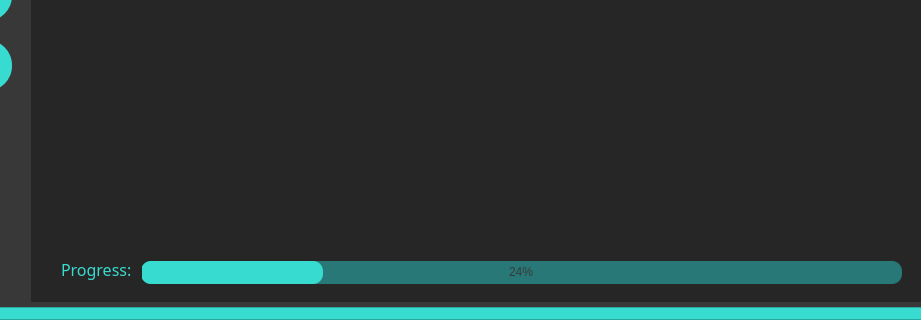
dev-otaher/Saqer, file gui/interfaces/AdminDashboard.ui: the form before one commit; both pictures show x 279 to 1200 and y 480 to 800 of the 1200 by 800 pixel window.
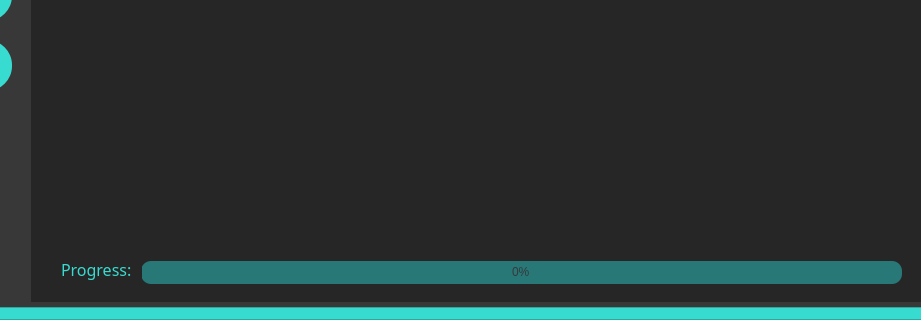
The form after the commit. The open tabs and pages were chosen to show the change. Icons and pictures are not drawn.

Patch:
```diff
--- a/gui/interfaces/AdminDashboard.ui
+++ b/gui/interfaces/AdminDashboard.ui
@@ -441,7 +441,7 @@
 }</string>
       </property>
       <property name="value">
-       <number>24</number>
+       <number>0</number>
       </property>
      </widget>
      <widget class="QLabel" name="i_progress_label">
```
